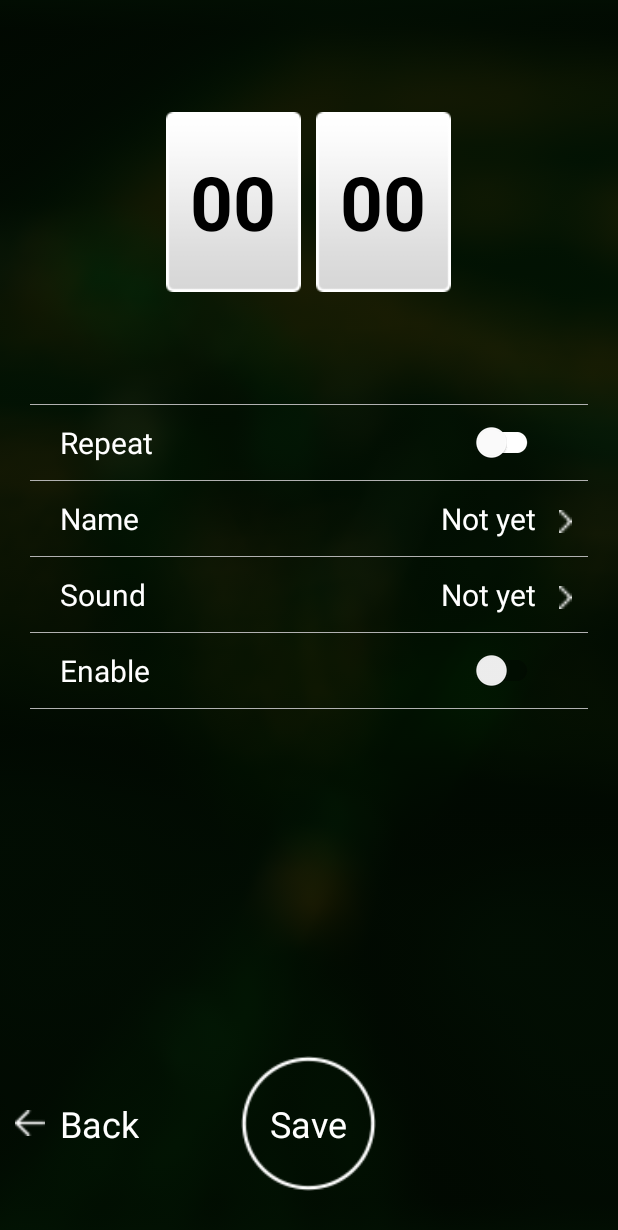
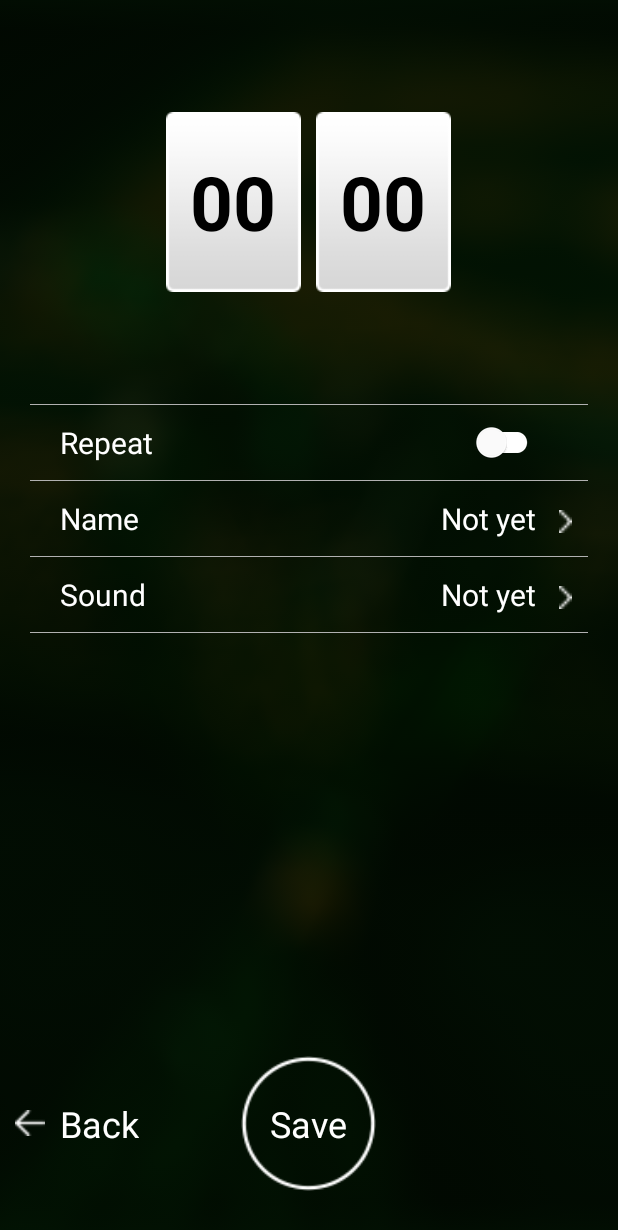
Before and after one commit to hoangphu2390/Pray, an Android app: the DetailAlarmActivity screen opened directly, with no data from a screen before it, on a phone screen of 412 x 824 dp. Shown: the top 1230 px of the screen. Run offline under Robolectric (Android 15) with nearby library versions, the phone set to English and light mode, and no system bars; our stand-ins replace ButterKnife; 5 statements that could not run were skipped.

Commit message:
update code

```diff
--- a/app/src/main/java/com/kantek/pray/data/database/DataMapper.java
+++ b/app/src/main/java/com/kantek/pray/data/database/DataMapper.java
@@ -38,6 +38,10 @@ public class DataMapper {
         T_Koran.updateTitle(titleOld, titleNew);
     }
 
+    public static void updateDescription(String koran_id, String description) {
+        T_Koran.updateDescription(koran_id, description);
+    }
+
     public static T_Koran getInfo_Koran(String koran_id) {
         T_Koran t_koran = T_Koran.getById(koran_id);
         return t_koran;
--- a/app/src/main/java/com/kantek/pray/data/database/T_Koran.java
+++ b/app/src/main/java/com/kantek/pray/data/database/T_Koran.java
@@ -77,6 +77,10 @@ public class T_Koran extends Model implements Serializable, Comparable<T_Koran>
         new Update(T_Koran.class).set("title=?", titleNew).where("title=?", titleOld).execute();
     }
 
+    public static void updateDescription(String koran_id, String description) {
+        new Update(T_Koran.class).set("description=?", description).where("koran_id =?", koran_id).execute();
+    }
+
     public static void updateAll(T_Koran t_koran) {
         String updateSet = " time = ? ," + " is_repeat = ? ," + " title = ? ," + " sound = ? ," + " is_enable = ? ";
 
--- a/app/src/main/java/com/kantek/pray/ui/list_alarm/ListAlarmAdapter.java
+++ b/app/src/main/java/com/kantek/pray/ui/list_alarm/ListAlarmAdapter.java
@@ -15,6 +15,7 @@ import com.kantek.pray.base.BaseAdapter;
 import com.kantek.pray.base.BaseHolder;
 import com.kantek.pray.data.database.DataMapper;
 import com.kantek.pray.data.database.T_Koran;
+import com.kantek.pray.define.Constants;
 import com.kantek.pray.utils.Utils;
 
 import butterknife.Bind;
@@ -66,7 +67,10 @@ public class ListAlarmAdapter extends BaseAdapter<T_Koran, BaseHolder> {
             if (Utils.formatTimeTo24hours(koran.time) != null) {
                 tv_setting_time.setText(Utils.formatTimeTo24hours(koran.time));
             }
-            tv_setting_title.setText(koran.title);
+            if (koran.description.equals(""))
+                tv_setting_title.setText(koran.title);
+            else
+                tv_setting_title.setText(koran.description);
             setStateItem(koran.is_enable);
 
             switchCompat.setOnClickListener(new View.OnClickListener() {
--- a/app/src/main/res/layout/layout_items_add_setting.xml
+++ b/app/src/main/res/layout/layout_items_add_setting.xml
@@ -156,46 +156,4 @@
         android:layout_width="match_parent"
         android:layout_height="@dimen/thickness_mini"
         android:background="@color/gray" />
-
-    <LinearLayout
-        android:id="@+id/view_snooze"
-        android:layout_width="match_parent"
-        android:layout_height="@dimen/height_item_add_setting_time"
-        android:gravity="center_vertical"
-        android:orientation="horizontal"
-        android:padding="@dimen/margin_distance_10dp">
-
-        <TextView
-            android:layout_width="wrap_content"
-            android:layout_height="wrap_content"
-            android:layout_centerVertical="true"
-            android:layout_marginLeft="@dimen/margin_distance_10dp"
-            android:layout_toRightOf="@+id/icon_back_setting"
-            android:text="Enable"
-            android:textColor="@color/white"
-            android:textSize="@dimen/text_size_20" />
-
-        <View
-            android:layout_width="0dp"
-            android:layout_height="match_parent"
-            android:layout_weight="1" />
-
-        <android.support.v7.widget.SwitchCompat
-            android:id="@+id/switchEnable"
-            android:layout_width="wrap_content"
-            android:layout_height="wrap_content"
-            android:layout_gravity="center|right"
-            android:layout_marginRight="@dimen/margin_distance_10dp"
-            android:background="@android:color/transparent"
-            android:checked="false"
-            android:padding="@dimen/padding_distance_10dp"
-            android:shadowColor="@color/green"
-            android:theme="@color/green" />
-
-    </LinearLayout>
-
-    <View
-        android:layout_width="match_parent"
-        android:layout_height="@dimen/thickness_mini"
-        android:background="@color/gray" />
 </LinearLayout>
--- a/app/src/main/res/values/strings.xml
+++ b/app/src/main/res/values/strings.xml
@@ -13,6 +13,7 @@
     <string name="text_state_blessed">I\'m blessed</string>
     <string name="text_state_not_bless">I\'m not bless</string>
     <string name="toast_msg_enter_title">Please enter name</string>
+    <string name="toast_msg_enter_description">Please enter description</string>
 
     <string-array name="dawkins_sounds">
         <item>Pick a Random Dawkins quote</item>
```
Also changed, not shown: app/src/main/java/com/kantek/pray/ui/detail_setting/DetailAlarmActivity.java (+52 -24 lines).
